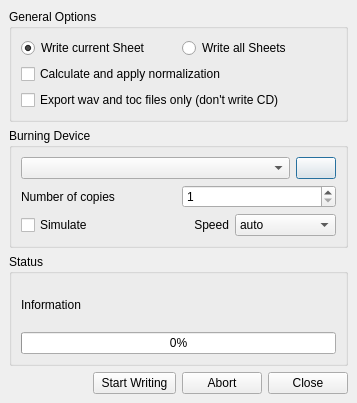
Old version of the form src/traverso/ui/CDWritingDialog.ui in the repository ErwanLegrand/Traverso-DAW.
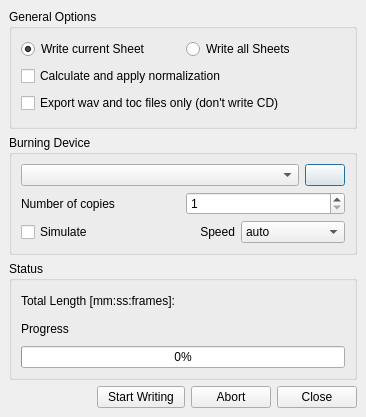
New version of the form.

Commit message: * CD writing dialog shows the total length of the CD. Helps to determine whether the entire project fits on one disk.

```diff
--- a/src/traverso/ui/CDWritingDialog.ui
+++ b/src/traverso/ui/CDWritingDialog.ui
@@ -1,44 +1,44 @@
 <ui version="4.0" >
  <class>CDWritingDialog</class>
- <widget class="QDialog" name="CDWritingDialog" >
-  <property name="geometry" >
+ <widget class="QDialog" name="CDWritingDialog">
+  <property name="geometry">
    <rect>
     <x>0</x>
     <y>0</y>
-    <width>357</width>
-    <height>403</height>
+    <width>366</width>
+    <height>417</height>
    </rect>
   </property>
   <property name="windowTitle" >
    <string>CD Writing</string>
   </property>
-  <layout class="QVBoxLayout" >
-   <property name="margin" >
-    <number>9</number>
-   </property>
-   <property name="spacing" >
+  <layout class="QVBoxLayout">
+   <property name="spacing">
     <number>6</number>
    </property>
+   <property name="margin">
+    <number>9</number>
+   </property>
    <item>
     <widget class="QGroupBox" name="optionsGroupBox" >
      <property name="title" >
       <string>General Options</string>
      </property>
-     <layout class="QVBoxLayout" >
-      <property name="margin" >
-       <number>9</number>
-      </property>
-      <property name="spacing" >
+     <layout class="QVBoxLayout">
+      <property name="spacing">
        <number>6</number>
       </property>
+      <property name="margin">
+       <number>9</number>
+      </property>
       <item>
-       <layout class="QHBoxLayout" >
-        <property name="margin" >
-         <number>0</number>
-        </property>
-        <property name="spacing" >
+       <layout class="QHBoxLayout">
+        <property name="spacing">
          <number>6</number>
         </property>
+        <property name="margin">
+         <number>0</number>
+        </property>
         <item>
          <widget class="QRadioButton" name="cdCurrentSheetButton" >
           <property name="text" >
@@ -80,27 +80,25 @@
      <property name="title" >
       <string>Burning Device</string>
      </property>
-     <layout class="QVBoxLayout" >
-      <property name="margin" >
-       <number>9</number>
-      </property>
-      <property name="spacing" >
+     <layout class="QVBoxLayout">
+      <property name="spacing">
        <number>6</number>
       </property>
+      <property name="margin">
+       <number>9</number>
+      </property>
       <item>
-       <layout class="QHBoxLayout" >
-        <property name="margin" >
-         <number>0</number>
-        </property>
-        <property name="spacing" >
+       <layout class="QHBoxLayout">
+        <property name="spacing">
          <number>6</number>
         </property>
+        <property name="margin">
+         <number>0</number>
+        </property>
         <item>
-         <widget class="QComboBox" name="cdDeviceComboBox" >
-          <property name="sizePolicy" >
-           <sizepolicy>
-            <hsizetype>5</hsizetype>
-            <vsizetype>0</vsizetype>
+         <widget class="QComboBox" name="cdDeviceComboBox">
+          <property name="sizePolicy">
+           <sizepolicy hsizetype="Preferred" vsizetype="Fixed">
             <horstretch>5</horstretch>
             <verstretch>0</verstretch>
            </sizepolicy>
@@ -117,13 +115,13 @@
        </layout>
       </item>
       <item>
-       <layout class="QHBoxLayout" >
-        <property name="margin" >
-         <number>0</number>
-        </property>
-        <property name="spacing" >
+       <layout class="QHBoxLayout">
+        <property name="spacing">
          <number>6</number>
         </property>
+        <property name="margin">
+         <number>0</number>
+        </property>
         <item>
          <widget class="QLabel" name="label_10" >
           <property name="text" >
@@ -144,13 +142,13 @@
        </layout>
       </item>
       <item>
-       <layout class="QHBoxLayout" >
-        <property name="margin" >
-         <number>0</number>
-        </property>
-        <property name="spacing" >
+       <layout class="QHBoxLayout">
+        <property name="spacing">
          <number>6</number>
         </property>
+        <property name="margin">
+         <number>0</number>
+        </property>
         <item>
          <widget class="QCheckBox" name="simulateCheckBox" >
           <property name="text" >
@@ -257,23 +255,38 @@
      <property name="title" >
       <string>Status</string>
      </property>
-     <layout class="QVBoxLayout" >
-      <property name="margin" >
-       <number>9</number>
-      </property>
-      <property name="spacing" >
-       <number>6</number>
-      </property>
+     <layout class="QVBoxLayout" name="verticalLayout">
       <item>
-       <widget class="QLabel" name="cdExportInformationLabel" >
-        <property name="text" >
-         <string>Information</string>
+       <layout class="QHBoxLayout" name="horizontalLayout">
+        <item>
+         <widget class="QLabel" name="label">
+          <property name="text">
+           <string>Total Length [mm:ss:frames]:</string>
+          </property>
+         </widget>
+        </item>
+        <item>
+         <widget class="QLabel" name="cdTotalTimeLabel">
+          <property name="text">
+           <string/>
+          </property>
+          <property name="alignment">
+           <set>Qt::AlignRight|Qt::AlignTrailing|Qt::AlignVCenter</set>
+          </property>
+         </widget>
+        </item>
+       </layout>
+      </item>
+      <item>
+       <widget class="QLabel" name="cdExportInformationLabel">
+        <property name="text">
+         <string>Progress</string>
         </property>
        </widget>
       </item>
       <item>
-       <widget class="QProgressBar" name="progressBar" >
-        <property name="value" >
+       <widget class="QProgressBar" name="progressBar">
+        <property name="value">
          <number>0</number>
         </property>
         <property name="orientation" >
@@ -285,13 +298,13 @@
     </widget>
    </item>
    <item>
-    <layout class="QHBoxLayout" >
-     <property name="margin" >
-      <number>0</number>
-     </property>
-     <property name="spacing" >
+    <layout class="QHBoxLayout">
+     <property name="spacing">
       <number>6</number>
      </property>
+     <property name="margin">
+      <number>0</number>
+     </property>
      <item>
       <spacer>
        <property name="orientation" >
@@ -306,11 +319,9 @@
       </spacer>
      </item>
      <item>
-      <widget class="QPushButton" name="startButton" >
-       <property name="sizePolicy" >
-        <sizepolicy>
-         <hsizetype>7</hsizetype>
-         <vsizetype>0</vsizetype>
+      <widget class="QPushButton" name="startButton">
+       <property name="sizePolicy">
+        <sizepolicy hsizetype="Expanding" vsizetype="Fixed">
          <horstretch>0</horstretch>
          <verstretch>0</verstretch>
         </sizepolicy>
@@ -321,15 +332,15 @@
       </widget>
      </item>
      <item>
-      <widget class="QPushButton" name="stopButton" >
-       <property name="text" >
+      <widget class="QPushButton" name="stopButton">
+       <property name="text">
         <string>Abort</string>
        </property>
       </widget>
      </item>
      <item>
-      <widget class="QPushButton" name="closeButton" >
-       <property name="text" >
+      <widget class="QPushButton" name="closeButton">
+       <property name="text">
         <string>Close</string>
        </property>
       </widget>
```
Left out of the diff: 121 changed lines with no effect on the pictures. The commit also changes 4 other files.
